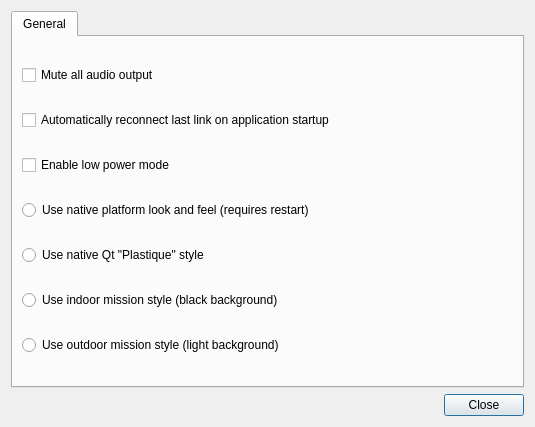
This is src/ui/QGCSettingsWidget.ui in mpaperno/qgroundcontrol_aq as Qt 5 draws it before an edit. The edited form follows.
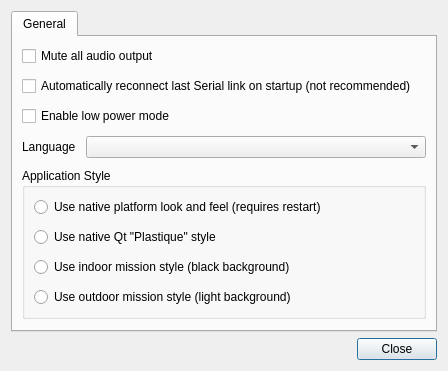
This is the edited form. Icons and pictures are not drawn.

Commit message: Add language option to settings dialog & group style choices together; Add AQ documentation link to Help menu; Rename File menu;

Diff of the .ui file:
```diff
--- a/src/ui/QGCSettingsWidget.ui
+++ b/src/ui/QGCSettingsWidget.ui
@@ -6,8 +6,8 @@
    <rect>
     <x>0</x>
     <y>0</y>
-    <width>535</width>
-    <height>427</height>
+    <width>448</width>
+    <height>320</height>
    </rect>
   </property>
   <property name="windowTitle">
@@ -24,51 +24,73 @@
        <string>General Settings</string>
       </attribute>
       <layout class="QGridLayout" name="generalPaneGridLayout">
-       <item row="6" column="0">
-        <widget class="QRadioButton" name="outdoorStyle">
-         <property name="text">
-          <string>Use outdoor mission style (light background)</string>
+       <property name="verticalSpacing">
+        <number>10</number>
+       </property>
+       <item row="4" column="0" alignment="Qt::AlignTop">
+        <widget class="QGroupBox" name="groupBox">
+         <property name="sizePolicy">
+          <sizepolicy hsizetype="Preferred" vsizetype="Fixed">
+           <horstretch>0</horstretch>
+           <verstretch>0</verstretch>
+          </sizepolicy>
          </property>
-        </widget>
-       </item>
-       <item row="3" column="0">
-        <widget class="QRadioButton" name="nativeStyle">
-         <property name="text">
-          <string>Use native platform look and feel (requires restart)</string>
+         <property name="title">
+          <string>Application Style</string>
          </property>
-         <property name="autoExclusive">
-          <bool>true</bool>
-         </property>
-        </widget>
-       </item>
-       <item row="0" column="0">
-        <widget class="QCheckBox" name="audioMuteCheckBox">
-         <property name="text">
-          <string>Mute all audio output</string>
-         </property>
-         <property name="icon">
-          <iconset resource="../../qgroundcontrol.qrc">
-           <normaloff>:/files/images/status/audio-volume-muted.svg</normaloff>:/files/images/status/audio-volume-muted.svg</iconset>
-         </property>
-        </widget>
-       </item>
-       <item row="1" column="0">
-        <widget class="QCheckBox" name="reconnectCheckBox">
-         <property name="text">
-          <string>Automatically reconnect last link on application startup</string>
-         </property>
-         <property name="icon">
-          <iconset resource="../../qgroundcontrol.qrc">
-           <normaloff>:/files/images/devices/network-wireless.svg</normaloff>:/files/images/devices/network-wireless.svg</iconset>
-         </property>
+         <layout class="QVBoxLayout" name="verticalLayout_2">
+          <property name="spacing">
+           <number>10</number>
+          </property>
+          <item>
+           <widget class="QRadioButton" name="nativeStyle">
+            <property name="text">
+             <string>Use native platform look and feel (requires restart)</string>
+            </property>
+            <property name="autoExclusive">
+             <bool>true</bool>
+            </property>
+           </widget>
+          </item>
+          <item>
+           <widget class="QRadioButton" name="plastiqueStyle">
+            <property name="text">
+             <string>Use native Qt &quot;Plastique&quot; style</string>
+            </property>
+            <property name="autoExclusive">
+             <bool>true</bool>
+            </property>
+           </widget>
+          </item>
+          <item>
+           <widget class="QRadioButton" name="indoorStyle">
+            <property name="text">
+             <string>Use indoor mission style (black background)</string>
+            </property>
+           </widget>
+          </item>
+          <item>
+           <widget class="QRadioButton" name="outdoorStyle">
+            <property name="text">
+             <string>Use outdoor mission style (light background)</string>
+            </property>
+           </widget>
+          </item>
+         </layout>
         </widget>
        </item>
        <item row="5" column="0">
-        <widget class="QRadioButton" name="indoorStyle">
-         <property name="text">
-          <string>Use indoor mission style (black background)</string>
+        <spacer name="verticalSpacer">
+         <property name="orientation">
+          <enum>Qt::Vertical</enum>
          </property>
-        </widget>
+         <property name="sizeHint" stdset="0">
+          <size>
+           <width>20</width>
+           <height>40</height>
+          </size>
+         </property>
+        </spacer>
        </item>
        <item row="2" column="0">
         <widget class="QCheckBox" name="lowPowerCheckBox">
@@ -80,16 +102,54 @@
          </property>
         </widget>
        </item>
-       <item row="4" column="0">
-        <widget class="QRadioButton" name="plastiqueStyle">
+       <item row="1" column="0" alignment="Qt::AlignTop">
+        <widget class="QCheckBox" name="reconnectCheckBox">
          <property name="text">
-          <string>Use native Qt &quot;Plastique&quot; style</string>
+          <string>Automatically reconnect last Serial link on startup (not recommended)</string>
          </property>
          <property name="autoExclusive">
           <bool>true</bool>
          </property>
         </widget>
        </item>
+       <item row="0" column="0" alignment="Qt::AlignTop">
+        <widget class="QCheckBox" name="audioMuteCheckBox">
+         <property name="text">
+          <string>Mute all audio output</string>
+         </property>
+         <property name="icon">
+          <iconset resource="../../qgroundcontrol.qrc">
+           <normaloff>:/files/images/status/audio-volume-muted.svg</normaloff>:/files/images/status/audio-volume-muted.svg</iconset>
+         </property>
+        </widget>
+       </item>
+       <item row="3" column="0">
+        <layout class="QHBoxLayout" name="horizontalLayout">
+         <property name="spacing">
+          <number>10</number>
+         </property>
+         <item>
+          <widget class="QLabel" name="label_language">
+           <property name="sizePolicy">
+            <sizepolicy hsizetype="Maximum" vsizetype="Preferred">
+             <horstretch>0</horstretch>
+             <verstretch>0</verstretch>
+            </sizepolicy>
+           </property>
+           <property name="text">
+            <string>Language</string>
+           </property>
+          </widget>
+         </item>
+         <item>
+          <widget class="QComboBox" name="comboBox_language">
+           <property name="sizeAdjustPolicy">
+            <enum>QComboBox::AdjustToContents</enum>
+           </property>
+          </widget>
+         </item>
+        </layout>
+       </item>
       </layout>
      </widget>
     </widget>
```
Left out of the diff: 5 changed lines with no effect on the pictures. The commit also changes 10 other files.
